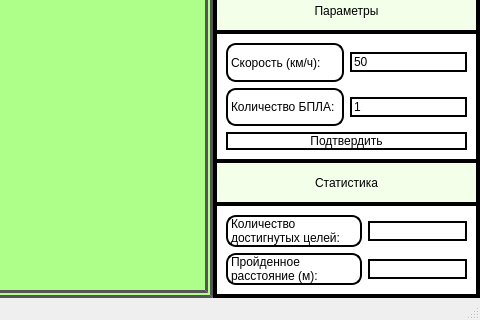
This is main_window/trajectory.ui in MihailZimin/route-planning as Qt 5 draws it before an edit; both pictures show x 456 to 936 and y 334 to 654 of the 936 by 654 pixel window. The edited form follows.
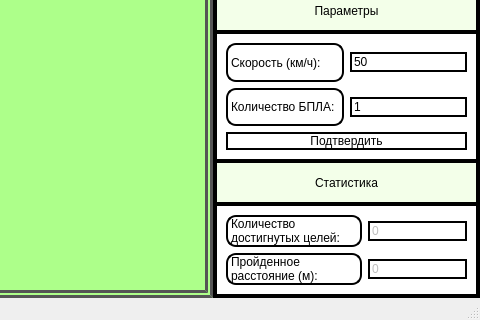
This is the edited form. Icons and pictures are not drawn.

Commit message: finished statistic implementation

```diff
--- a/main_window/trajectory.ui
+++ b/main_window/trajectory.ui
@@ -463,6 +463,9 @@
                <property name="enabled">
                 <bool>false</bool>
                </property>
+               <property name="text">
+                <string>0</string>
+               </property>
               </widget>
              </item>
              <item row="0" column="0">
@@ -495,6 +498,9 @@
                <property name="enabled">
                 <bool>false</bool>
                </property>
+               <property name="text">
+                <string>0</string>
+               </property>
               </widget>
              </item>
             </layout>
```
The commit also changes 2 other files.
